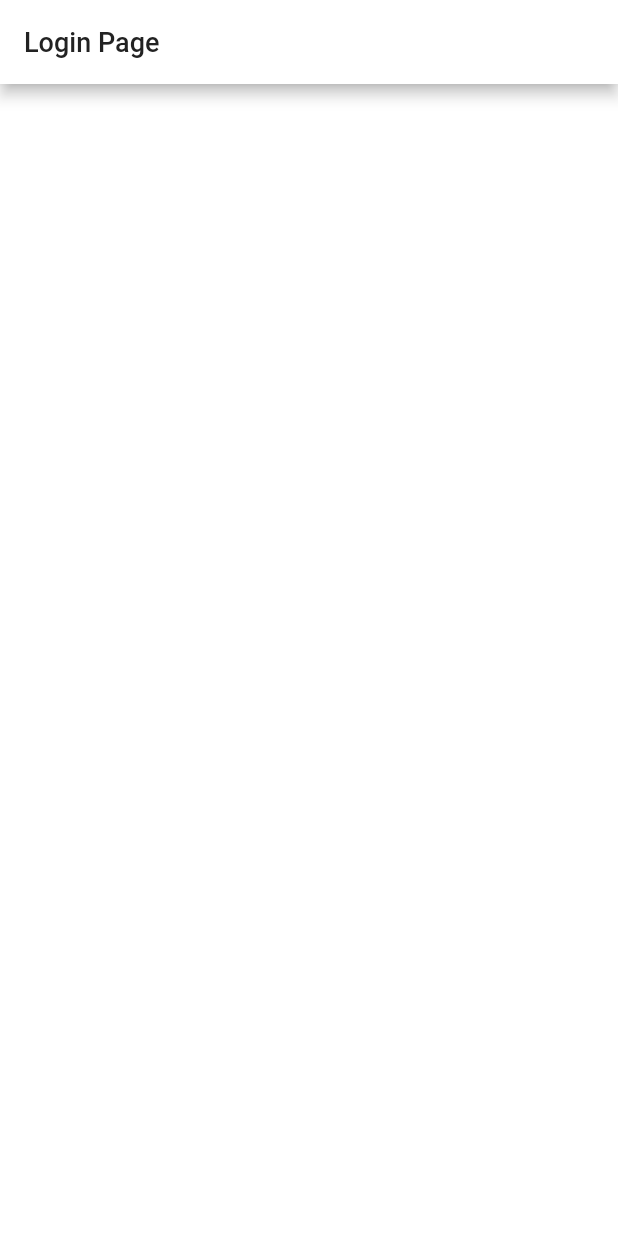
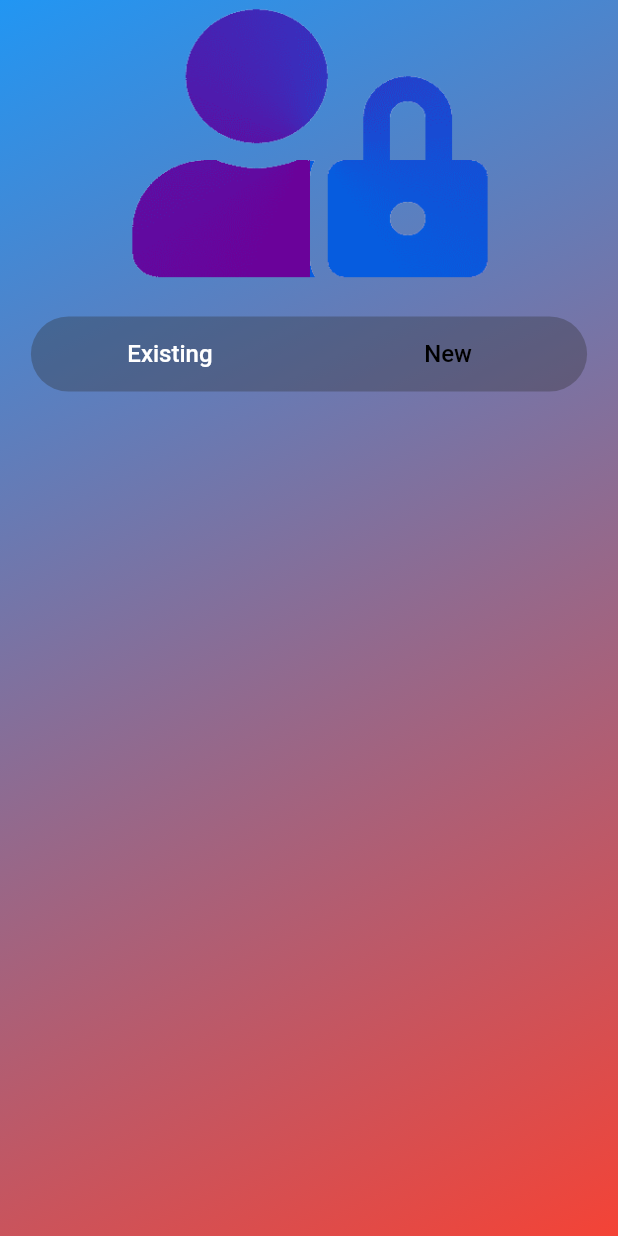
Before and after one commit to William-Santos-Dantas/flutter_auth_firebase, a Flutter app: the screen it shows after launch, on a phone screen of 412 x 824 dp. Run offline on Flutter 3.47's test engine with Material 2 defaults, Android fonts, the light colour scheme and no system bars; our stand-ins replace get; Roboto replaces fonts that are missing (WorkSansSemiBold).

Commit message:
loader/messages mixin and build menu bar

```diff
--- /dev/null
+++ b/lib/application/ui/widgets/build_menu_bar.dart
@@ -0,0 +1,55 @@
+import 'package:flutter/material.dart';
+import 'package:get/get.dart';
+
+class BuildMenuBar extends StatelessWidget {
+  final VoidCallback onSignInPress;
+  final VoidCallback onSignUpPress;
+  final bool existing;
+
+  const BuildMenuBar({Key? key, required this.onSignInPress, required this.onSignUpPress, required this.existing}) : super(key: key);
+
+  @override
+  Widget build(BuildContext context) {
+    return Container(
+      width: context.widthTransformer(reducedBy: 10),
+      height: 50.0,
+      decoration: const BoxDecoration(
+        color: Color(0x552B2B2B),
+        borderRadius: BorderRadius.all(Radius.circular(25.0)),
+      ),
+      child: CustomPaint(
+        child: Row(
+          mainAxisAlignment: MainAxisAlignment.spaceEvenly,
+          children: <Widget>[
+            Expanded(
+              child: TextButton(
+                onPressed: onSignInPress,
+                child: Text(
+                  "Existing",
+                  style: TextStyle(
+                    color: existing ? Colors.black : Colors.white,
+                    fontSize: 16.0,
+                    fontFamily: "WorkSansSemiBold",
+                  ),
+                ),
+              ),
+            ),
+            Expanded(
+              child: TextButton(
+                onPressed: onSignUpPress,
+                child: Text(
+                  "New",
+                  style: TextStyle(
+                    color: existing ? Colors.white : Colors.black,
+                    fontSize: 16.0,
+                    fontFamily: "WorkSansSemiBold",
+                  ),
+                ),
+              ),
+            ),
+          ],
+        ),
+      ),
+    );
+  }
+}
--- a/lib/modules/login/login_controller.dart
+++ b/lib/modules/login/login_controller.dart
@@ -1,5 +1,38 @@
+import 'package:flutter/material.dart';
 import 'package:get/get.dart';
 
-class LoginController extends GetxController {
-  String title = 'Login Page';
+import '../../application/ui/loader/loader_mixin.dart';
+import '../../application/ui/messages/messages_mixin.dart';
+
+class LoginController extends GetxController with LoaderMixin, MessagesMixin {
+  final loading = false.obs;
+  final message = Rxn<MessageModel>();
+
+  PageController pageController = PageController();
+  final _existing = false.obs;
+  get existing => _existing.value;
+  set existing(value) => _existing.value = value;
+
+  LoginController();
+
+  @override
+  void onInit() {
+    super.onInit();
+    loaderListener(loading);
+    messageListener(message);
+  }
+
+  Future<void> login() async {}
+
+  void onSignInPress() {
+    _existing(false);
+    pageController.animateToPage(0,
+        duration: const Duration(milliseconds: 500), curve: Curves.decelerate);
+  }
+
+  void onSignUpPress() {
+    _existing(true);
+    pageController.animateToPage(1,
+        duration: const Duration(milliseconds: 500), curve: Curves.decelerate);
+  }
 }
--- a/lib/modules/login/login_page.dart
+++ b/lib/modules/login/login_page.dart
@@ -1,5 +1,6 @@
 import 'package:flutter/material.dart';
 import 'package:get/get.dart';
+import '../../application/ui/widgets/build_menu_bar.dart';
 import 'login_controller.dart';
 
 class LoginPage extends GetView<LoginController> {
@@ -8,10 +9,49 @@ class LoginPage extends GetView<LoginController> {
   @override
   Widget build(BuildContext context) {
     return Scaffold(
-      appBar: AppBar(
-        title: Text(controller.title),
+      body: SingleChildScrollView(
+        child: Container(
+          height: Get.height >= 775.0 ? Get.height : 775.0,
+          width: double.maxFinite,
+          decoration: const BoxDecoration(
+            gradient: LinearGradient(
+              colors: [
+                Colors.blue,
+                Colors.red,
+              ],
+              begin: FractionalOffset(0.0, 0.0),
+              end: FractionalOffset(1.0, 1.0),
+              stops: [0.0, 1.0],
+              tileMode: TileMode.clamp,
+            ),
+          ),
+          child: SafeArea(
+            child: Column(
+              mainAxisSize: MainAxisSize.max,
+              children: [
+                const Image(
+                  width: 250.0,
+                  height: 191.0,
+                  fit: BoxFit.fill,
+                  image: AssetImage(
+                    'assets/login.png',
+                  ),
+                ),
+                Padding(
+                  padding: const EdgeInsets.only(top: 20.0),
+                  child: Obx(
+                    () => BuildMenuBar(
+                      existing: controller.existing,
+                      onSignInPress: controller.onSignInPress,
+                      onSignUpPress: controller.onSignUpPress,
+                    ),
+                  ),
+                ),
+              ],
+            ),
+          ),
+        ),
       ),
-      body: Container(),
     );
   }
 }
--- a/pubspec.yaml
+++ b/pubspec.yaml
@@ -62,6 +62,8 @@ flutter:
   # assets:
   #   - images/a_dot_burr.jpeg
   #   - images/a_dot_ham.jpeg
+  assets:
+    - assets/
 
   # An image asset can refer to one or more resolution-specific "variants", see
   # https://flutter.dev/assets-and-images/#resolution-aware.
```
Also changed, not shown: assets/login.png (added).
